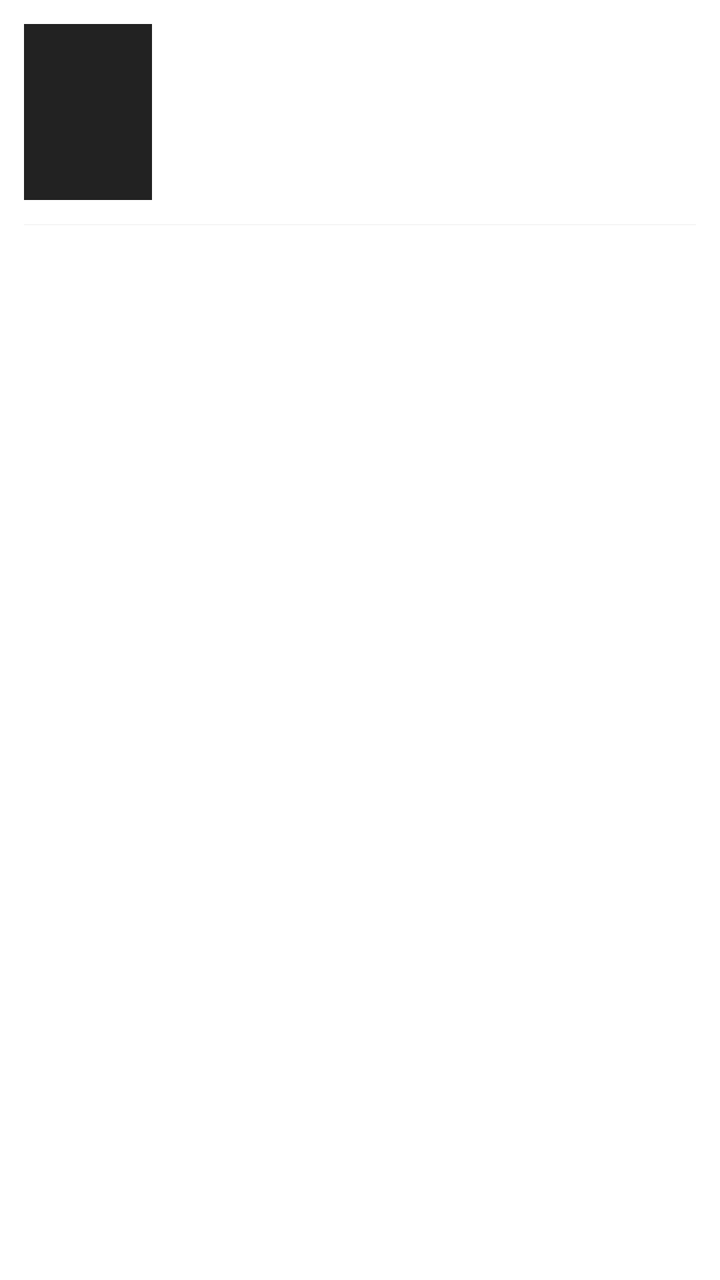
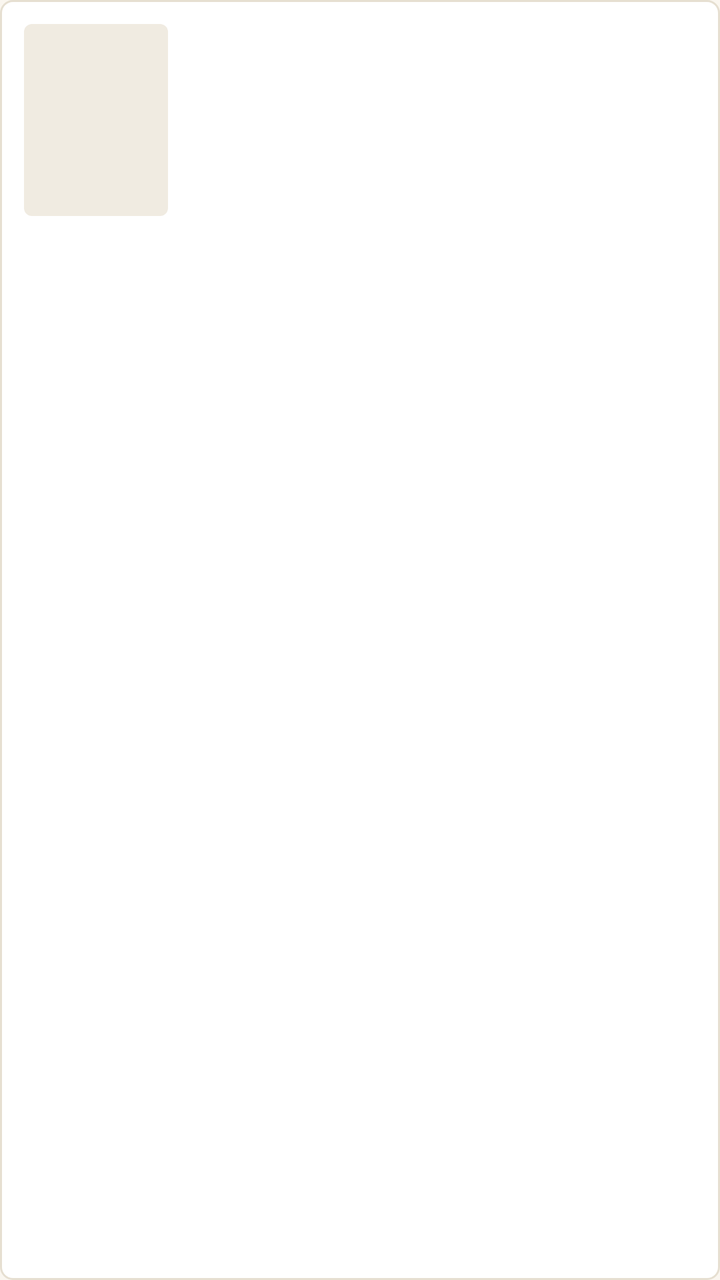

Screens rendered from an Android XML layout before and after an edit, with the pre-edit source and the edit as a unified diff.
<!-- AndroidManifest.xml: application theme AppTheme -->
<!-- res/layout/item_book.xml -->
<?xml version="1.0" encoding="utf-8"?>
<LinearLayout xmlns:android="http://schemas.android.com/apk/res/android"
    android:layout_width="match_parent"
    android:layout_height="wrap_content"
    android:orientation="vertical"
    android:background="@android:color/white">

    <LinearLayout
        android:layout_width="match_parent"
        android:layout_height="wrap_content"
        android:orientation="horizontal"
        android:paddingLeft="12dp"
        android:paddingRight="12dp"
        android:paddingTop="12dp"
        android:paddingBottom="12dp">

        
        <FrameLayout
            android:layout_width="64dp"
            android:layout_height="88dp">

            <ImageView
                android:id="@+id/book_cover_img"
                android:layout_width="match_parent"
                android:layout_height="match_parent"
                android:scaleType="centerCrop"
                android:visibility="gone" />

            <TextView
                android:id="@+id/book_cover"
                android:layout_width="match_parent"
                android:layout_height="match_parent"
                android:gravity="center"
                android:textColor="@android:color/white"
                android:textSize="15sp"
                android:textStyle="bold"
                android:background="@color/primary_dark" />
        </FrameLayout>

        
        <LinearLayout
            android:layout_width="0dp"
            android:layout_height="wrap_content"
            android:layout_weight="1"
            android:orientation="vertical"
            android:layout_marginLeft="12dp"
            android:layout_gravity="center_vertical">

            <TextView
                android:id="@+id/book_title"
                android:layout_width="match_parent"
                android:layout_height="wrap_content"
                android:textColor="@android:color/black"
                android:textSize="19sp"
                android:textStyle="bold"
                android:maxLines="2"
                android:ellipsize="end" />

            <TextView
                android:id="@+id/book_info"
                android:layout_width="match_parent"
                android:layout_height="wrap_content"
                android:layout_marginTop="4dp"
                android:textColor="@color/text_secondary"
                android:textSize="13sp"
                android:maxLines="1"
                android:ellipsize="end" />

            
            <ProgressBar
                android:id="@+id/book_progress_bar"
                style="?android:attr/progressBarStyleHorizontal"
                android:layout_width="match_parent"
                android:layout_height="wrap_content"
                android:layout_marginTop="6dp"
                android:max="100"
                android:progress="0"
                android:indeterminate="false"
                android:visibility="gone"
                android:progressDrawable="@android:drawable/progress_horizontal"
                android:paddingTop="1dp"
                android:paddingBottom="1dp" />

            <TextView
                android:id="@+id/book_progress_text"
                android:layout_width="match_parent"
                android:layout_height="wrap_content"
                android:layout_marginTop="2dp"
                android:textColor="@color/gray_dark"
                android:textSize="12sp"
                android:textStyle="bold"
                android:visibility="gone" />
        </LinearLayout>
    </LinearLayout>

    
    <View
        android:layout_width="match_parent"
        android:layout_height="0.5dp"
        android:layout_marginLeft="12dp"
        android:layout_marginRight="12dp"
        android:background="@color/gray_light" />
</LinearLayout>
<!-- resources referenced by this layout -->
<resources>
  <color name="gray_dark">#FF333333</color>
  <color name="gray_light">#FFF5F5F5</color>
  <color name="primary_dark">#FF222222</color>
  <color name="text_secondary">#FF666666</color>
  <style name="AppTheme" parent="@android:style/Theme.Holo.Light.NoActionBar">
          <item name="android:windowBackground">@android:color/white</item>
          <item name="android:textColor">@android:color/black</item>
          <item name="android:windowNoTitle">true</item>
          <item name="android:windowFullscreen">true</item>
      </style>
</resources>

<!-- the commit's change to res/layout/item_book.xml (unified diff, before → after) -->
@@ -3,21 +3,26 @@
     android:layout_width="match_parent"
     android:layout_height="wrap_content"
     android:orientation="vertical"
-    android:background="@android:color/white">
+    android:background="@drawable/bg_card"
+    android:layout_marginLeft="@dimen/spacing_sm"
+    android:layout_marginRight="@dimen/spacing_sm"
+    android:layout_marginTop="@dimen/spacing_xs"
+    android:layout_marginBottom="@dimen/spacing_xs">
 
     <LinearLayout
         android:layout_width="match_parent"
         android:layout_height="wrap_content"
         android:orientation="horizontal"
-        android:paddingLeft="12dp"
-        android:paddingRight="12dp"
-        android:paddingTop="12dp"
-        android:paddingBottom="12dp">
+        android:paddingLeft="@dimen/spacing_md"
+        android:paddingRight="@dimen/spacing_md"
+        android:paddingTop="@dimen/spacing_md"
+        android:paddingBottom="@dimen/spacing_md">
 
         
         <FrameLayout
-            android:layout_width="64dp"
-            android:layout_height="88dp">
+            android:layout_width="@dimen/cover_width"
+            android:layout_height="@dimen/cover_height"
+            android:background="@drawable/bg_cover_txt">
 
             <ImageView
                 android:id="@+id/book_cover_img"
@@ -31,10 +36,9 @@
                 android:layout_width="match_parent"
                 android:layout_height="match_parent"
                 android:gravity="center"
-                android:textColor="@android:color/white"
-                android:textSize="15sp"
-                android:textStyle="bold"
-                android:background="@color/primary_dark" />
+                android:textColor="@color/placeholder_ink"
+                android:textSize="16sp"
+                android:textStyle="bold" />
         </FrameLayout>
 
         
@@ -43,15 +47,15 @@
             android:layout_height="wrap_content"
             android:layout_weight="1"
             android:orientation="vertical"
-            android:layout_marginLeft="12dp"
+            android:layout_marginLeft="@dimen/spacing_md"
             android:layout_gravity="center_vertical">
 
             <TextView
                 android:id="@+id/book_title"
                 android:layout_width="match_parent"
                 android:layout_height="wrap_content"
-                android:textColor="@android:color/black"
-                android:textSize="19sp"
+                android:textColor="@color/ink"
+                android:textSize="@dimen/body_text_size"
                 android:textStyle="bold"
                 android:maxLines="2"
                 android:ellipsize="end" />
@@ -60,9 +64,9 @@
                 android:id="@+id/book_info"
                 android:layout_width="match_parent"
                 android:layout_height="wrap_content"
-                android:layout_marginTop="4dp"
-                android:textColor="@color/text_secondary"
-                android:textSize="13sp"
+                android:layout_marginTop="@dimen/spacing_xs"
+                android:textColor="@color/ink_muted"
+                android:textSize="@dimen/caption_text_size"
                 android:maxLines="1"
                 android:ellipsize="end" />
 
@@ -77,7 +81,7 @@
                 android:progress="0"
                 android:indeterminate="false"
                 android:visibility="gone"
-                android:progressDrawable="@android:drawable/progress_horizontal"
+                android:progressDrawable="@drawable/bg_progress_eink"
                 android:paddingTop="1dp"
                 android:paddingBottom="1dp" />
 
@@ -86,18 +90,10 @@
                 android:layout_width="match_parent"
                 android:layout_height="wrap_content"
                 android:layout_marginTop="2dp"
-                android:textColor="@color/gray_dark"
-                android:textSize="12sp"
+                android:textColor="@color/ink_soft"
+                android:textSize="@dimen/micro_text_size"
                 android:textStyle="bold"
                 android:visibility="gone" />
         </LinearLayout>
     </LinearLayout>
-
-    
-    <View
-        android:layout_width="match_parent"
-        android:layout_height="0.5dp"
-        android:layout_marginLeft="12dp"
-        android:layout_marginRight="12dp"
-        android:background="@color/gray_light" />
 </LinearLayout>
<!-- resource entries referenced after the edit -->
@@ -1,14 +1,68 @@
 <!-- resources referenced by this layout -->
 <resources>
-  <color name="gray_dark">#FF333333</color>
-  <color name="gray_light">#FFF5F5F5</color>
-  <color name="primary_dark">#FF222222</color>
-  <color name="text_secondary">#FF666666</color>
+  <color name="ink">#FF1F1F1F</color>
+  <color name="ink_muted">#FF6B6B6B</color>
+  <color name="ink_soft">#FF4A4A4A</color>
+  <color name="placeholder_ink">#FF7A7060</color>
+  <dimen name="body_text_size">17sp</dimen>
+  <dimen name="caption_text_size">13sp</dimen>
+  <dimen name="cover_height">96dp</dimen>
+  <dimen name="cover_width">72dp</dimen>
+  <dimen name="micro_text_size">12sp</dimen>
+  <dimen name="spacing_md">12dp</dimen>
+  <dimen name="spacing_sm">8dp</dimen>
+  <dimen name="spacing_xs">4dp</dimen>
+  <!-- drawable bg_card (drawable) -->
+  <?xml version="1.0" encoding="utf-8"?>
+  <shape xmlns:android="http://schemas.android.com/apk/res/android" android:shape="rectangle">
+      <solid android:color="@color/surface" />
+      <stroke android:width="1dp" android:color="@color/border" />
+      <corners android:radius="@dimen/card_radius" />
+  </shape>
+  <!-- drawable bg_cover_txt (drawable) -->
+  <?xml version="1.0" encoding="utf-8"?>
+  <shape xmlns:android="http://schemas.android.com/apk/res/android" android:shape="rectangle">
+      <solid android:color="@color/cover_txt" />
+      <corners android:radius="@dimen/radius_md" />
+  </shape>
+  <!-- drawable bg_progress_eink (drawable) -->
+  <?xml version="1.0" encoding="utf-8"?>
+  <layer-list xmlns:android="http://schemas.android.com/apk/res/android">
+      <item android:id="@android:id/background">
+          <shape android:shape="rectangle">
+              <solid android:color="@color/progress_track" />
+              <corners android:radius="@dimen/radius_sm" />
+          </shape>
+      </item>
+      <item android:id="@android:id/progress">
+          <clip>
+              <shape android:shape="rectangle">
+                  <solid android:color="@color/progress_fill" />
+                  <corners android:radius="@dimen/radius_sm" />
+              </shape>
+          </clip>
+      </item>
+  </layer-list>
   <style name="AppTheme" parent="@android:style/Theme.Holo.Light.NoActionBar">
-          <item name="android:windowBackground">@android:color/white</item>
-          <item name="android:textColor">@android:color/black</item>
+          <item name="android:windowBackground">@color/background</item>
+          <item name="android:colorBackground">@color/background</item>
+          <item name="android:textColor">@color/ink</item>
+          <item name="android:textColorPrimary">@color/ink</item>
+          <item name="android:textColorSecondary">@color/ink_muted</item>
           <item name="android:windowNoTitle">true</item>
           <item name="android:windowFullscreen">true</item>
+          <item name="android:windowContentOverlay">@null</item>
+          
+          <item name="android:windowAnimationStyle">@null</item>
       </style>
+  <color name="surface">#FFFFFFFF</color>
+  <color name="border">#FFE6DFD1</color>
+  <dimen name="card_radius">6dp</dimen>
+  <color name="cover_txt">#FFF0EBE1</color>
+  <dimen name="radius_md">4dp</dimen>
+  <color name="progress_track">#FFDDD5C6</color>
+  <dimen name="radius_sm">2dp</dimen>
+  <color name="progress_fill">#FF1F1F1F</color>
+  <color name="background">#FFFAF6EF</color>
 </resources>
 
